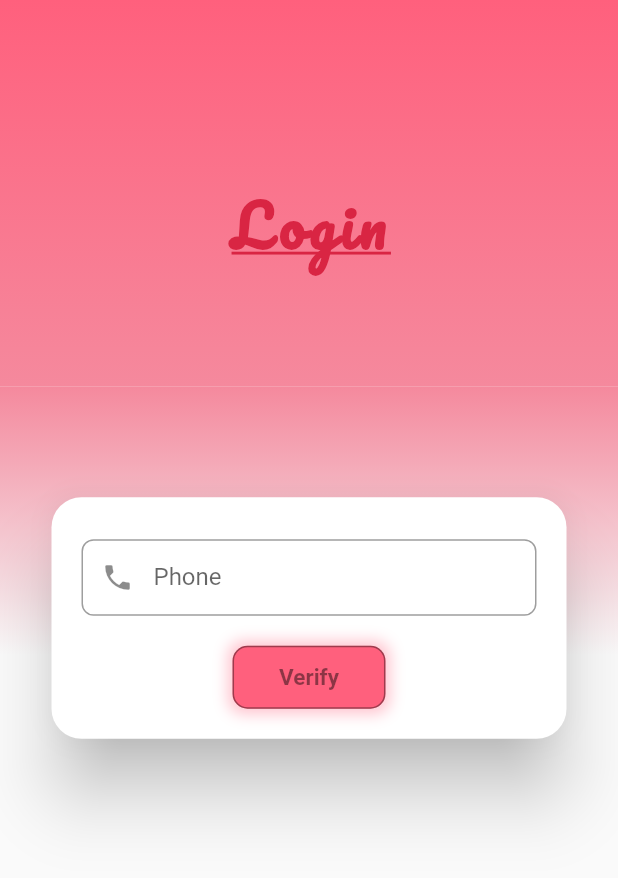
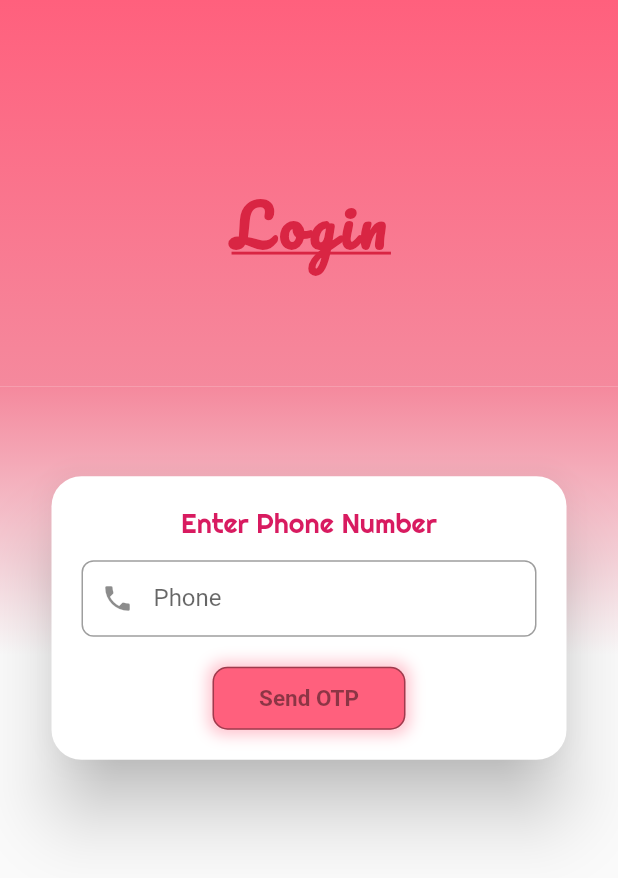
Before and after one commit to Amanjot726/bsafe24x7, a Flutter app: the screen it shows after launch, on a phone screen of 412 x 824 dp. Shown: the top 878 px of the screen. Run offline on Flutter 3.47's test engine with Material 2 defaults, Android fonts, the phone set to English and light mode, and no system bars; our stand-ins replace cloud_firestore, firebase_auth; accounts and stored records are empty.

```diff
--- a/lib/Auth/Login.dart
+++ b/lib/Auth/Login.dart
@@ -139,7 +139,14 @@ class _LoginPageState extends State<LoginPage> {
                               mainAxisSize: MainAxisSize.min,
                               mainAxisAlignment: MainAxisAlignment.center,
                               children: [
-                                SizedBox(height: 8,),
+                                Text('Enter Phone Number',
+                                  style: TextStyle(
+                                    fontSize: 18,
+                                    fontFamily: 'Righteous',
+                                    color: Colors.pink[600]
+                                  ),
+                                ),
+                                SizedBox(height: 14,),
                                 TextFormField(
                                   onTap: (){
                                     setState(() {
@@ -203,9 +210,6 @@ class _LoginPageState extends State<LoginPage> {
                                 Row(
                                   mainAxisAlignment: MainAxisAlignment.center,
                                   children: [
-                                    progressIndicator==true?
-                                    CircularProgressIndicator()
-                                        :
                                     InkWell(
                                         focusNode: _Button_focus_node,
                                         borderRadius: BorderRadius.circular(10),
@@ -214,9 +218,7 @@ class _LoginPageState extends State<LoginPage> {
                                           _Phone_focus_node.unfocus();
                                           FocusScope.of(context).requestFocus(_Button_focus_node);
                                           if (_FormKey.currentState!.validate()) {
-                                            setState(() {
-                                              progressIndicator = true;
-                                            });
+
                                             // authenticateUser(context);
                                           }
                                         },
@@ -237,7 +239,7 @@ class _LoginPageState extends State<LoginPage> {
                                                 ),
                                               ]
                                           ),
-                                          child: Text("Verify",style: TextStyle(color: Colors.black45,fontWeight: FontWeight.bold,fontSize: 15),),
+                                          child: Text("Send OTP",style: TextStyle(color: Colors.black45,fontWeight: FontWeight.bold,fontSize: 15),),
                                         )
                                     ),
                                   ],
```
